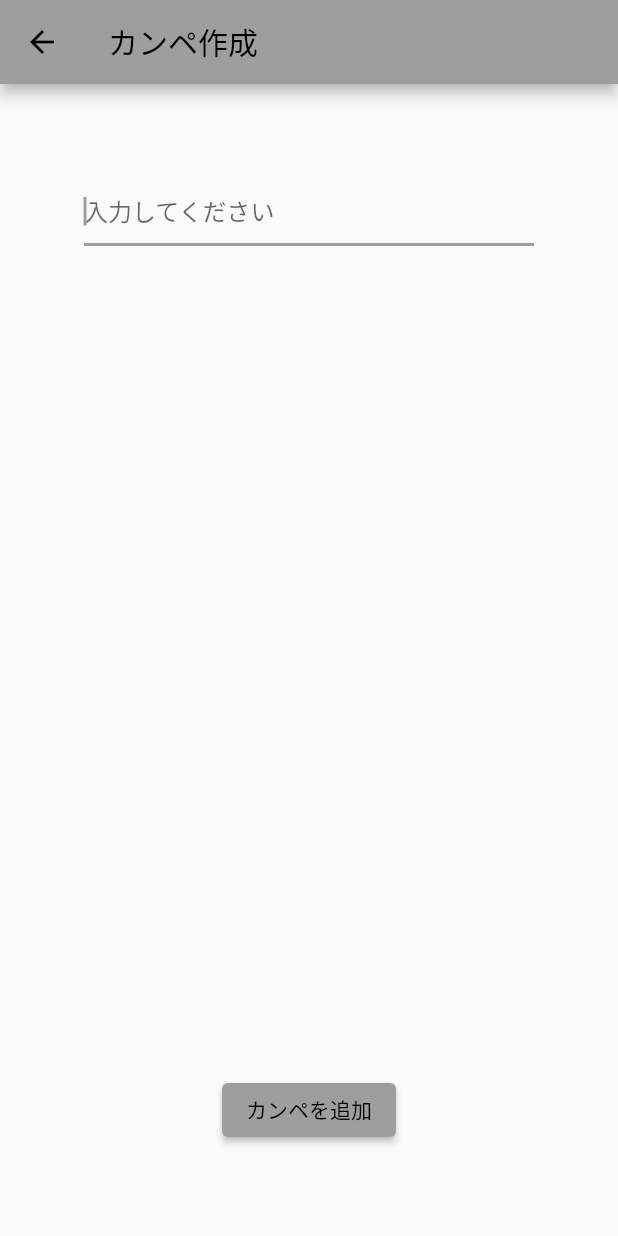
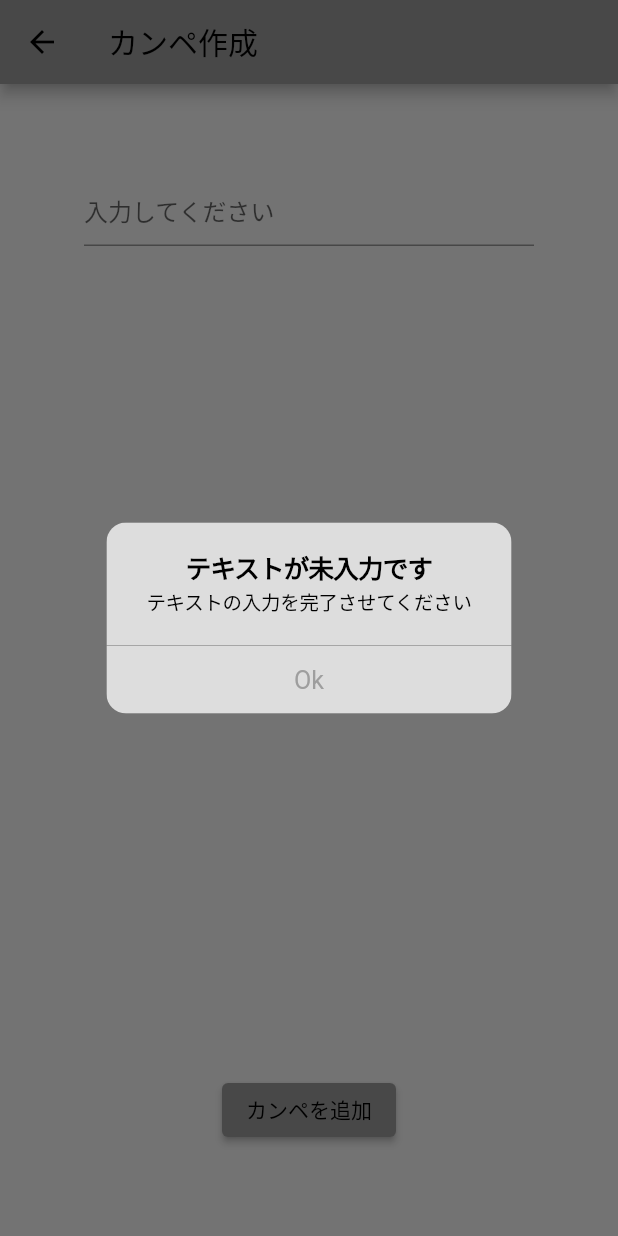
Before and after one commit to KonnoHaruto/campe_app, a Flutter app: the AddingPage screen opened directly, after a tap on "カンペを追加", on a phone screen of 412 x 824 dp. Run offline on Flutter 3.47's test engine with Material 2 defaults, Android fonts, the phone set to English and light mode, and no system bars; our stand-ins replace cloud_firestore, firebase_core, flutter_riverpod, font_awesome_flutter; accounts and stored records are empty.

Commit message:
テキストが見入力状態の時の処理を実装

```diff
--- a/lib/view/adding_page.dart
+++ b/lib/view/adding_page.dart
@@ -1,3 +1,4 @@
+import 'package:flutter/cupertino.dart';
 import 'package:flutter/material.dart';
 
 import '../reference.dart';
@@ -36,8 +37,27 @@ class AddingPage extends StatelessWidget {
             SafeArea(
               child: ElevatedButton(
                 // Is it true?? Huum.. I think boar code it is.
-                onPressed: () async {
-                await  campe.add({'content': textController.text});
+                onPressed: () {
+                  if (textController.text == "") {
+                    showDialog(
+                        context: context,
+                        builder: (_) {
+                          return CupertinoAlertDialog(
+                            title: const Text('テキストが未入力です'),
+                            content: const Text('テキストの入力を完了させてください'),
+                            actions: [
+                              CupertinoDialogAction(
+                                child: const Text('Ok'),
+                                isDestructiveAction: false,
+                                onPressed: () {
+                                  Navigator.of(context).pop();
+                                },
+                              ),
+                            ],
+                          );
+                        });
+                  }
+                  campe.add({'content': textController.text});
                   textController.clear();
                 },
                 style: ElevatedButton.styleFrom(
--- a/lib/view/home_page.dart
+++ b/lib/view/home_page.dart
@@ -19,16 +19,12 @@ class HomePage extends StatelessWidget {
           children: [
             Flexible(
                 child: StreamBuilder(
-                    // streamにデータが流れてくると自動で再描画される
                     stream: campe.snapshots(),
-                    // QuerySnapshotはCollectionReferenceで
                     builder: (context, AsyncSnapshot<QuerySnapshot> snapshot) {
                       if (!snapshot.hasData) {
                         return const LoadingPage();
                       }
                       return ListView(
-                        // data!はnullが入らないことを明示するためのもの・
-                        // 上のif文でnullが入った際の処理をしている。
                         children: snapshot.data!.docs.map((campes) {
                           return Center(
                             child: ListTile(
```
